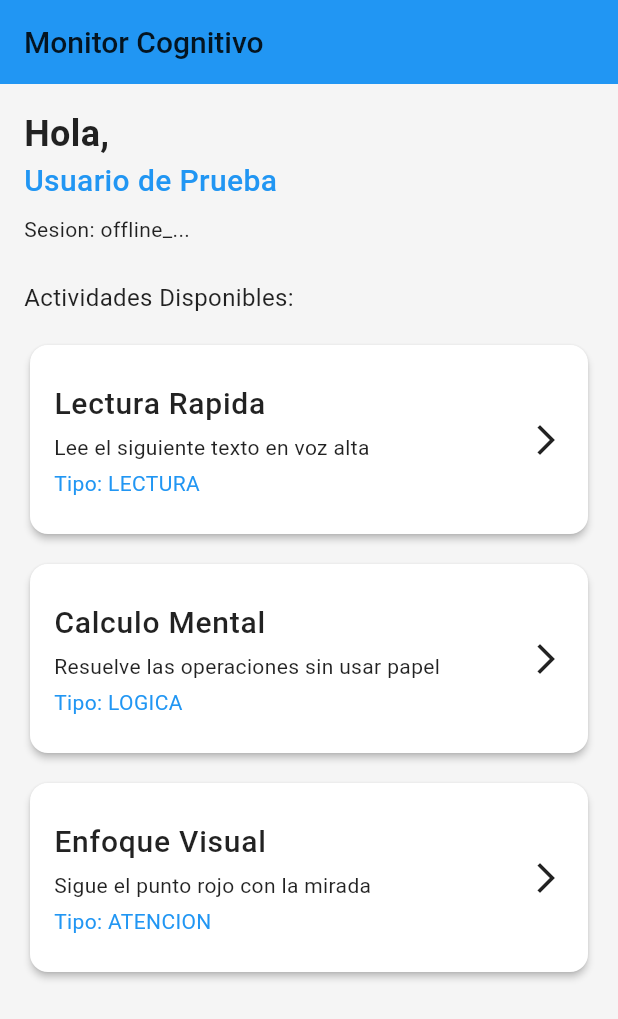
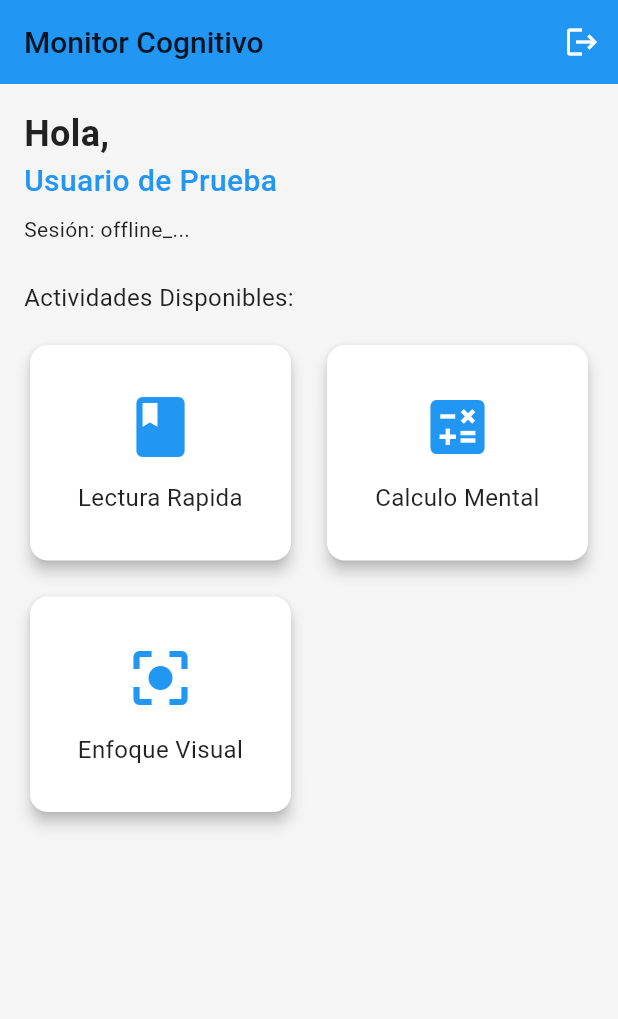
Before and after one commit to Dariohg/simulated_app, a Flutter app: the screen it shows after launch, on a phone screen of 412 x 824 dp. Shown: the top 1019 px of the screen. Run offline on Flutter 3.47's test engine with Material 3 defaults, Android fonts, the phone set to English and light mode, and no system bars; our stand-ins replace camera, dio, flutter_dotenv, shared_preferences, vibration; missing offline and left inert: google_mlkit_face_mesh_detection, tflite_flutter; network calls fail.

Commit message:
casi todo funcia solo falat la paarte del ws

```diff
--- /dev/null
+++ b/lib/core/services/session_manager_singleton.dart
@@ -0,0 +1,38 @@
+import 'package:sentiment_analyzer/sentiment_analyzer.dart';
+import '../network/app_network_service.dart';
+import '../mocks/mock_user.dart';
+
+class SessionManagerSingleton {
+  static final SessionManagerSingleton _instance = SessionManagerSingleton._internal();
+
+  factory SessionManagerSingleton() => _instance;
+
+  SessionManagerSingleton._internal();
+
+  SessionManager? _sessionManager;
+  final AppNetworkService _networkService = AppNetworkService();
+
+  SessionManager? get sessionManager => _sessionManager;
+
+  Future<bool> initializeIfNeeded() async {
+    if (_sessionManager != null && _sessionManager!.hasActiveSession) {
+      return true;
+    }
+
+    _sessionManager = SessionManager(
+      network: _networkService,
+      userId: MockUser.id,
+      disabilityType: MockUser.disabilityType,
+      cognitiveAnalysisEnabled: true,
+    );
+
+    return await _sessionManager!.initializeSession();
+  }
+
+  Future<void> finalizeSession() async {
+    if (_sessionManager != null) {
+      await _sessionManager!.finalizeSession();
+      _sessionManager = null;
+    }
+  }
+}
--- a/lib/features/home/presentation/viewmodels/home_view_model.dart
+++ b/lib/features/home/presentation/viewmodels/home_view_model.dart
@@ -1,14 +1,12 @@
 import 'package:flutter/material.dart';
 import 'package:sentiment_analyzer/sentiment_analyzer.dart';
-import '../../../../core/network/app_network_service.dart';
-import '../../../../core/mocks/mock_user.dart';
+import '../../../../core/services/session_manager_singleton.dart';
 
 class HomeViewModel extends ChangeNotifier {
-  final AppNetworkService _networkService = AppNetworkService();
-  SessionManager? _sessionManager;
+  final SessionManagerSingleton _singleton = SessionManagerSingleton();
 
-  SessionManager? get sessionManager => _sessionManager;
-  String? get sessionId => _sessionManager?.sessionId;
+  SessionManager? get sessionManager => _singleton.sessionManager;
+  String? get sessionId => _singleton.sessionManager?.sessionId;
 
   bool _isLoading = false;
   bool get isLoading => _isLoading;
@@ -17,28 +15,17 @@ class HomeViewModel extends ChangeNotifier {
   String? get error => _error;
 
   Future<void> initializeSession() async {
-    if (_sessionManager != null) return;
-
     _isLoading = true;
     _error = null;
     notifyListeners();
 
     try {
-      _sessionManager = SessionManager(
-        network: _networkService,
-        userId: MockUser.id,
-        disabilityType: MockUser.disabilityType,
-        cognitiveAnalysisEnabled: true,
-      );
-
-      final success = await _sessionManager!.initializeSession();
+      final success = await _singleton.initializeIfNeeded();
       if (!success) {
         _error = 'No se pudo crear la sesion';
-        _sessionManager = null;
       }
     } catch (e) {
       _error = e.toString();
-      _sessionManager = null;
     } finally {
       _isLoading = false;
       notifyListeners();
@@ -46,11 +33,8 @@ class HomeViewModel extends ChangeNotifier {
   }
 
   Future<void> finalizeSession() async {
-    if (_sessionManager == null) return;
-
     try {
-      await _sessionManager!.finalizeSession();
-      _sessionManager = null;
+      await _singleton.finalizeSession();
       notifyListeners();
     } catch (e) {
       _error = e.toString();
--- a/lib/features/home/presentation/views/home_view.dart
+++ b/lib/features/home/presentation/views/home_view.dart
@@ -55,10 +55,62 @@ class _HomeViewState extends State<HomeView> {
     }
   }
 
+  Future<void> _confirmEndSession() async {
+    final confirm = await showDialog<bool>(
+      context: context,
+      builder: (context) => AlertDialog(
+        title: const Text('Finalizar sesión'),
+        content: const Text('¿Deseas cerrar tu sesión de estudio? Esto finalizará todas las actividades.'),
+        actions: [
+          TextButton(
+            onPressed: () => Navigator.pop(context, false),
+            child: const Text('Cancelar'),
+          ),
+          TextButton(
+            onPressed: () => Navigator.pop(context, true),
+            child: const Text('Finalizar', style: TextStyle(color: Colors.red)),
+          ),
+        ],
+      ),
+    );
+
+    if (confirm == true) {
+      await _viewModel.finalizeSession();
+      if (mounted) {
+        ScaffoldMessenger.of(context).showSnackBar(
+          const SnackBar(content: Text('Sesión finalizada correctamente')),
+        );
+      }
+    }
+  }
+
+  IconData _getIconForActivityType(String activityType) {
+    switch (activityType) {
+      case 'LECTURA':
+        return Icons.book;
+      case 'LOGICA':
+        return Icons.calculate;
+      case 'ATENCION':
+        return Icons.center_focus_strong;
+      default:
+        return Icons.assignment;
+    }
+  }
+
   @override
   Widget build(BuildContext context) {
     return Scaffold(
-      appBar: AppBar(title: const Text("Monitor Cognitivo")),
+      appBar: AppBar(
+        title: const Text("Monitor Cognitivo"),
+        actions: [
+          if (_viewModel.sessionManager != null)
+            IconButton(
+              icon: const Icon(Icons.logout),
+              onPressed: _confirmEndSession,
+              tooltip: 'Finalizar sesión',
+            ),
+        ],
+      ),
       body: ListenableBuilder(
         listenable: _viewModel,
         builder: (context, _) {
@@ -95,41 +147,48 @@ class _HomeViewState extends State<HomeView> {
                 const SizedBox(height: 8),
                 if (_viewModel.sessionId != null)
                   Text(
-                    "Sesion: ${_viewModel.sessionId!.substring(0, 8)}...",
+                    "Sesión: ${_viewModel.sessionId!.substring(0, 8)}...",
                     style: AppTextStyles.body2,
                   ),
                 const SizedBox(height: 24),
                 const Text("Actividades Disponibles:", style: AppTextStyles.body1),
                 const SizedBox(height: 16),
                 Expanded(
-                  child: ListView.separated(
+                  child: GridView.builder(
+                    gridDelegate: const SliverGridDelegateWithFixedCrossAxisCount(
+                      crossAxisCount: 2,
+                      crossAxisSpacing: 16,
+                      mainAxisSpacing: 16,
+                      childAspectRatio: 1.2,
+                    ),
                     itemCount: MockActivities.list.length,
-                    separatorBuilder: (_, __) => const SizedBox(height: 12),
                     itemBuilder: (context, index) {
                       final activity = MockActivities.list[index];
                       return Card(
-                        elevation: 2,
-                        child: ListTile(
-                          contentPadding: const EdgeInsets.all(16),
-                          title: Text(activity.title, style: AppTextStyles.headline6),
-                          subtitle: Column(
-                            crossAxisAlignment: CrossAxisAlignment.start,
-                            children: [
-                              if (activity.subtitle != null) ...[
-                                const SizedBox(height: 4),
-                                Text(activity.subtitle!, style: AppTextStyles.body2),
-                              ],
-                              const SizedBox(height: 4),
-                              Text(
-                                "Tipo: ${activity.activityType}",
-                                style: AppTextStyles.body2.copyWith(
+                        elevation: 4,
+                        child: InkWell(
+                          onTap: () => _onActivitySelected(activity),
+                          child: Padding(
+                            padding: const EdgeInsets.all(16.0),
+                            child: Column(
+                              mainAxisAlignment: MainAxisAlignment.center,
+                              children: [
+                                Icon(
+                                  _getIconForActivityType(activity.activityType),
+                                  size: 48,
                                   color: AppColors.primary,
                                 ),
-                              ),
-                            ],
+                                const SizedBox(height: 12),
+                                Text(
+                                  activity.title,
+                                  textAlign: TextAlign.center,
+                                  style: AppTextStyles.body1,
+                                  maxLines: 2,
+                                  overflow: TextOverflow.ellipsis,
+                                ),
+                              ],
+                            ),
                           ),
-                          trailing: const Icon(Icons.arrow_forward_ios),
-                          onTap: () => _onActivitySelected(activity),
                         ),
                       );
                     },
--- a/packages/sentiment_analyzer/lib/src/core/logic/session_manager.dart
+++ b/packages/sentiment_analyzer/lib/src/core/logic/session_manager.dart
@@ -50,28 +50,20 @@ class SessionManager extends ChangeNotifier {
   SessionStatus _sessionStatus = SessionStatus.none;
   ActivityStatus _activityStatus = ActivityStatus.none;
   ActivityInfo? _currentActivity;
+  Timer? _heartbeatTimer;
   bool _isOffline = false;
 
-  Timer? _heartbeatTimer;
-
-  // Stream Controller para las recomendaciones
-  final _recommendationController = StreamController<Recommendation>.broadcast();
+  final StreamController<Recommendation> _recommendationController =
+  StreamController<Recommendation>.broadcast();
 
   String? get sessionId => _sessionId;
   SessionStatus get sessionStatus => _sessionStatus;
   ActivityStatus get activityStatus => _activityStatus;
   ActivityInfo? get currentActivity => _currentActivity;
-  String? get currentActivityUuid => _currentActivity?.activityUuid;
-  int? get currentExternalActivityId => _currentActivity?.externalActivityId;
-
-  // Getter del Stream requerido por el FloatingMenuOverlay
+  bool get hasActiveSession => _sessionId != null && _sessionStatus == SessionStatus.active;
+  bool get hasActiveActivity => _currentActivity != null && _activityStatus == ActivityStatus.inProgress;
+  bool get isOffline => _isOffline;
   Stream<Recommendation> get recommendationStream => _recommendationController.stream;
-
-  bool get hasActiveSession =>
-      _sessionId != null && _sessionStatus == SessionStatus.active;
-  bool get hasActiveActivity =>
-      _currentActivity != null && _activityStatus == ActivityStatus.inProgress;
-  bool get isOffline => _isOffline;
 
   SessionManager({
     required this.network,
@@ -80,16 +72,9 @@ class SessionManager extends ChangeNotifier {
     this.cognitiveAnalysisEnabled = true,
   });
 
-  // Metodo para emitir recomendaciones (util para conectar con el WebSocket service externamente)
-  void emitRecommendation(Recommendation recommendation) {
-    if (!_recommendationController.isClosed) {
-      _recommendationController.add(recommendation);
-    }
-  }
-
   Future<bool> initializeSession() async {
     try {
-      debugPrint('[SessionManager] Creando sesion para usuario $userId');
+      debugPrint('[SessionManager] Creando sesion para usuario: $userId');
       _isOffline = false;
 
       final response = await network.createSession(
@@ -98,8 +83,10 @@ class SessionManager extends ChangeNotifier {
         cognitiveAnalysisEnabled: cognitiveAnalysisEnabled,
       );
 
-      _sessionId = response['session_id'];
+      _sessionId = response['session_id'] as String;
       _sessionStatus = SessionStatus.active;
+
+      _startHeartbeat();
 
       debugPrint('[SessionManager] Sesion creada: $_sessionId');
       notifyListeners();
@@ -145,9 +132,7 @@ class SessionManager extends ChangeNotifier {
           externalActivityId: currentActivityData['external_activity_id'],
           title: currentActivityData['title'] ?? '',
           activityType: 'recovered',
-          startedAt:
-          DateTime.tryParse(currentActivityData['started_at'] ?? '') ??
-              DateTime.now(),
+          startedAt: DateTime.tryParse(currentActivityData['started_at'] ?? '') ?? DateTime.now(),
         );
         _activityStatus = ActivityStatus.inProgress;
       }
@@ -192,8 +177,7 @@ class SessionManager extends ChangeNotifier {
     }
 
     try {
-      debugPrint(
-          '[SessionManager] Iniciando actividad: $title (ID: $externalActivityId)');
+      debugPrint('[SessionManager] Iniciando actividad: $title (ID: $externalActivityId)');
 
       final response = await network.startActivity(
         sessionId: _sessionId!,
@@ -243,8 +227,7 @@ class SessionManager extends ChangeNotifier {
 
   Future<bool> completeActivity({required Map<String, dynamic> feedback}) async {
     if (_sessionId == null || _currentActivity == null) {
-      debugPrint(
-          '[SessionManager] No hay sesion/actividad activa para completar');
+      debugPrint('[SessionManager] No hay sesion/actividad activa para completar');
       return false;
     }
 
@@ -256,8 +239,7 @@ class SessionManager extends ChangeNotifier {
     }
 
     try {
-      debugPrint(
-          '[SessionManager] Completando actividad: ${_currentActivity!.activityUuid}');
+      debugPrint('[SessionManager] Completando actividad: ${_currentActivity!.activityUuid}');
 
       final response = await network.completeActivity(
         activityUuid: _currentActivity!.activityUuid,
@@ -268,7 +250,7 @@ class SessionManager extends ChangeNotifier {
         _activityStatus = ActivityStatus.completed;
         _currentActivity = null;
 
-        debugPrint('[SessionManager] Actividad completada exitosamente');
+        debugPrint('[SessionManager] Actividad completada exitosamente. Session sigue activa: $_sessionId');
         notifyListeners();
         return true;
       }
@@ -285,8 +267,7 @@ class SessionManager extends ChangeNotifier {
 
   Future<bool> abandonActivity() async {
     if (_sessionId == null || _currentActivity == null) {
-      debugPrint(
-          '[SessionManager] No hay sesion/actividad activa para abandonar');
+      debugPrint('[SessionManager] No hay sesion/actividad activa para abandonar');
       return false;
     }
 
@@ -298,8 +279,7 @@ class SessionManager extends ChangeNotifier {
     }
 
     try {
-      debugPrint(
-          '[SessionManager] Abandonando actividad: ${_currentActivity!.activityUuid}');
+      debugPrint('[SessionManager] Abandonando actividad: ${_currentActivity!.activityUuid}');
 
       final response = await network.abandonActivity(
         activityUuid: _currentActivity!.activityUuid,
@@ -337,8 +317,7 @@ class SessionManager extends ChangeNotifier {
     }
 
     try {
-      debugPrint(
-          '[SessionManager] Pausando actividad: ${_currentActivity!.activityUuid}');
+      debugPrint('[SessionManager] Pausando actividad: ${_currentActivity!.activityUuid}');
 
       final response = await network.pauseActivity(
         activityUuid: _currentActivity!.activityUuid,
@@ -373,8 +352,7 @@ class SessionManager extends ChangeNotifier {
     }
 
     try {
-      debugPrint(
-          '[SessionManager] Reanudando actividad: ${_currentActivity!.activityUuid}');
+      debugPrint('[SessionManager] Reanudando actividad: ${_currentActivity!.activityUuid}');
 
       final response = await network.resumeActivity(
         activityUuid: _currentActivity!.activityUuid,
@@ -489,6 +467,25 @@ class SessionManager extends ChangeNotifier {
     }
   }
 
+  void emitRecommendation(Recommendation recommendation) {
+    if (!_recommendationController.isClosed) {
+      _recommendationController.add(recommendation);
+    }
+  }
+
+  void _startHeartbeat() {
+    _heartbeatTimer?.cancel();
+    _heartbeatTimer = Timer.periodic(const Duration(seconds: 30), (timer) async {
+      if (_sessionId != null && !_isOffline) {
+        try {
+          await network.sendHeartbeat(_sessionId!);
+        } catch (e) {
+          debugPrint('[SessionManager] Error enviando heartbeat: $e');
+        }
+      }
+    });
+  }
+
   @override
   void dispose() {
     _heartbeatTimer?.cancel();
```
Also changed, not shown: lib/features/activity/presentation/views/activity_view.dart (+15 -26 lines), lib/features/session_summary/presentation/views/session_summary_view.dart (+10 -4 lines), packages/sentiment_analyzer/lib/src/data/services/monitoring_websocket_service.dart (+59 -70 lines).
